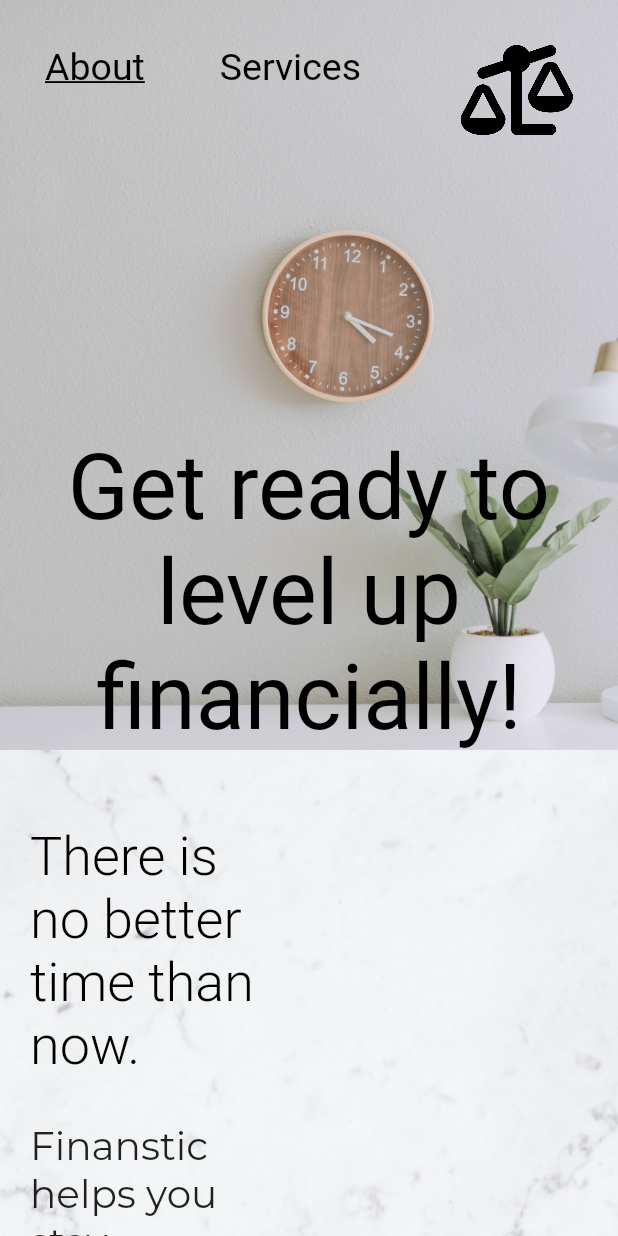
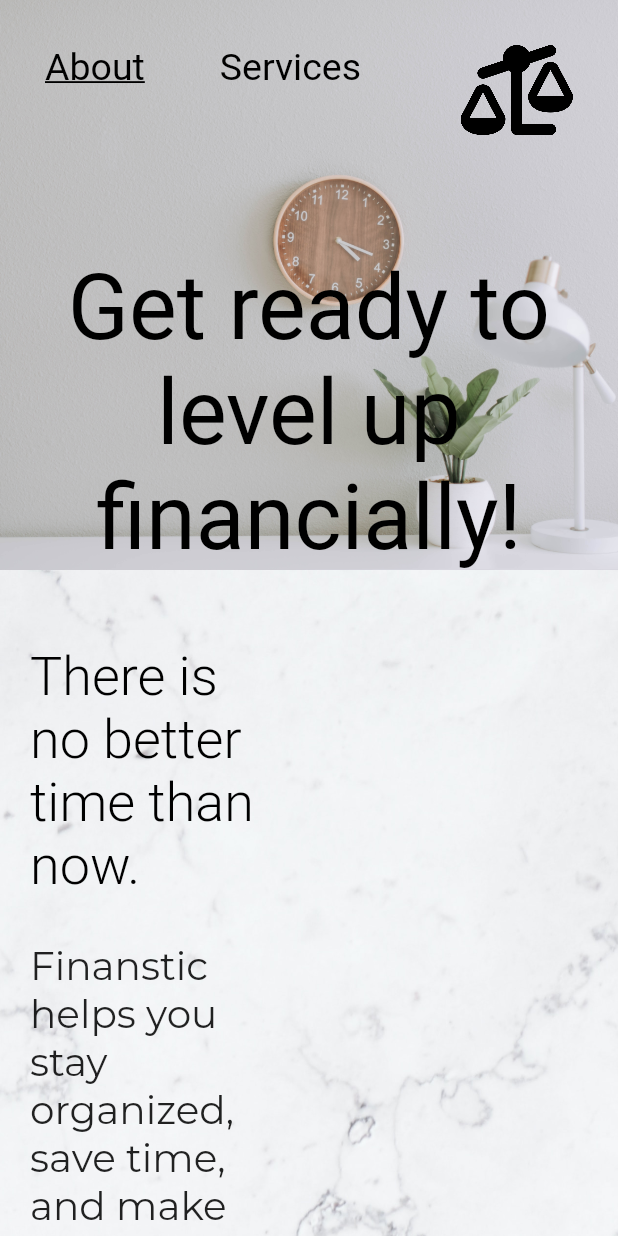
Before and after one commit to rishirizz/finanstic_website, a Flutter app: the AboutPageDesktop screen opened directly, on a phone screen of 412 x 824 dp. Run offline on Flutter 3.47's test engine with Material 2 defaults, Android fonts, the phone set to English and light mode, and no system bars; our stand-ins replace google_fonts, video_player; Roboto replaces fonts that are missing (Prompt).

Commit message:
rough commit

```diff
--- a/lib/responsive/about_page/about_page_desktop.dart
+++ b/lib/responsive/about_page/about_page_desktop.dart
@@ -30,7 +30,7 @@ class _AboutPageDesktopState extends State<AboutPageDesktop> {
           child: Column(
             children: [
               Container(
-                height: 500,
+                height: 380,
                 width: double.infinity,
                 decoration: const BoxDecoration(
                   image: DecorationImage(
@@ -183,8 +183,7 @@ class _AboutPageDesktopState extends State<AboutPageDesktop> {
                                   height: 30,
                                 ),
                                 SizedBox(
-                                  height: 400,
-                                  width: 600,
+                                  height: 500,
                                   child: AspectRatio(
                                     aspectRatio: _controller.value.aspectRatio,
                                     child: VideoPlayer(
```
